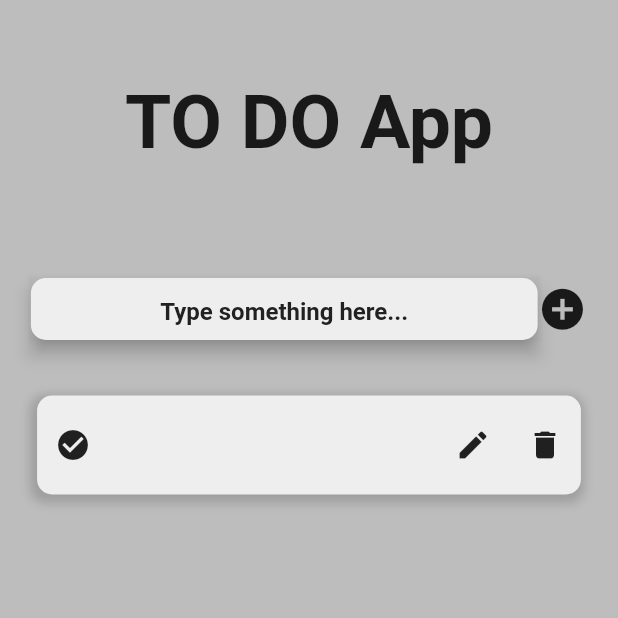
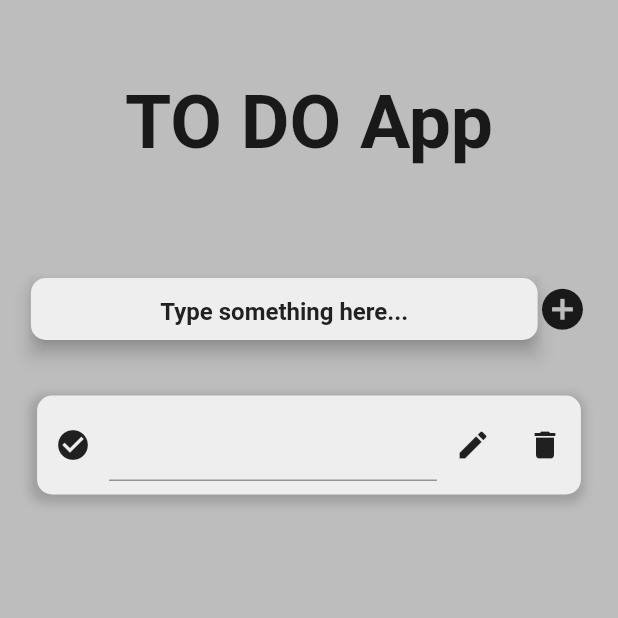
Before and after one commit to Megabyte-143/TO-DO-APP, a Flutter app: the screen it shows after launch, after a tap on the "add circle" icon, after a tap on the "edit" icon, on a phone screen of 412 x 824 dp, the top half of it. Run offline on Flutter 3.47's test engine with Material 2 defaults, Android fonts, the phone set to English and light mode, and no system bars; our stand-ins replace cloud_firestore, firebase_core; accounts and stored records are empty.

Commit message:
text field enabling

```diff
--- a/lib/widgets/task_widget.dart
+++ b/lib/widgets/task_widget.dart
@@ -27,18 +27,20 @@ class TaskWidget extends StatefulWidget {
 }
 
 class _TaskWidgetState extends State<TaskWidget> {
-  TextEditingController _textController = TextEditingController();
-  bool? _isEnabled;
+  TextEditingController _editingController = TextEditingController();
+  GlobalKey<ScaffoldState> _profileScaffoldKey = new GlobalKey<ScaffoldState>();
+
+  bool _isEditingText = false;
 
   @override
   void initState() {
-    _textController = TextEditingController();
     super.initState();
+    _editingController = TextEditingController(text: widget.todoTitle);
   }
 
   @override
   void dispose() {
-    _textController.dispose();
+    _editingController.dispose();
     super.dispose();
   }
 
@@ -48,22 +50,6 @@ class _TaskWidgetState extends State<TaskWidget> {
       context,
       listen: false,
     );
-    void deleteTodo(String todoID) {
-      provider.deleteTodo(todoID);
-      Utils.showSnackBar(context, "Deleted the Task");
-    }
-
-    void todoStatus(String todoID, bool todoStatus) {
-      provider.todoStatus(todoID, todoStatus);
-      Utils.showSnackBar(
-        context,
-        !todoStatus ? "Task marked Completed" : "Task marked Incompleted",
-      );
-    }
-
-    void saveTodo(String value, String todoID) {
-      provider.updateTodo(value, todoID);
-    }
 
     return Material(
       elevation: 4,
@@ -96,9 +82,15 @@ class _TaskWidgetState extends State<TaskWidget> {
           children: <Widget>[
             IconButton(
               onPressed: () {
-                todoStatus(
+                provider.todoStatus(
                   widget.todoID,
                   widget.todoStatus,
+                );
+                Utils.showSnackBar(
+                  context,
+                  !widget.todoStatus
+                      ? "Task marked Completed"
+                      : "Task marked Incompleted",
                 );
               },
               icon: Icon(
@@ -107,20 +99,28 @@ class _TaskWidgetState extends State<TaskWidget> {
               ),
             ),
             Expanded(
-              child: TextField(
-                decoration: InputDecoration(
-                  hintText: widget.todoTitle,
-                  border: InputBorder.none,
-                ),
-                controller: _textController,
-                enabled: _isEnabled,
-                onSubmitted: (String value) {
-                  setState(() {
-                    saveTodo(value, widget.todoID);
-                    _isEnabled = false;
-                  });
-                },
-              ),
+              child: _isEditingText
+                  ? Form(
+                      key: _profileScaffoldKey,
+                      child: TextField(
+                        onSubmitted: (newValue) {
+                          setState(() {
+                            provider.updateTodo(newValue, widget.todoID);
+                            _isEditingText = false;
+                          });
+                        },
+                        keyboardType: TextInputType.text,
+                        // autofocus: true,
+                        controller: _editingController,
+                      ),
+                    )
+                  : Text(
+                      widget.todoTitle,
+                      style: const TextStyle(
+                        color: Colors.black,
+                        fontSize: 18.0,
+                      ),
+                    ),
             ),
             Row(
               mainAxisSize: MainAxisSize.min,
@@ -132,7 +132,7 @@ class _TaskWidgetState extends State<TaskWidget> {
                   ),
                   onPressed: () {
                     setState(() {
-                      _isEnabled = true;
+                      _isEditingText = true;
                     });
                   },
                 ),
@@ -141,7 +141,8 @@ class _TaskWidgetState extends State<TaskWidget> {
                     Icons.delete,
                   ),
                   onPressed: () {
-                    deleteTodo(widget.todoID);
+                    provider.deleteTodo(widget.todoID);
+                    Utils.showSnackBar(context, "Deleted the Task");
                   },
                 ),
               ],
```
